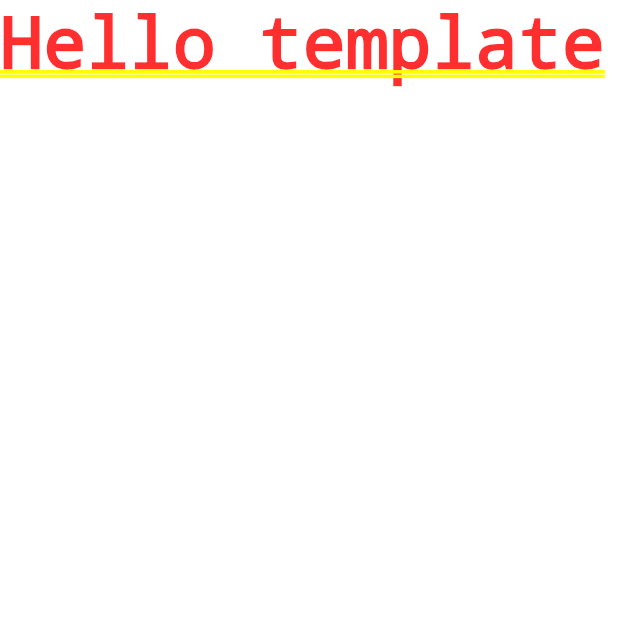
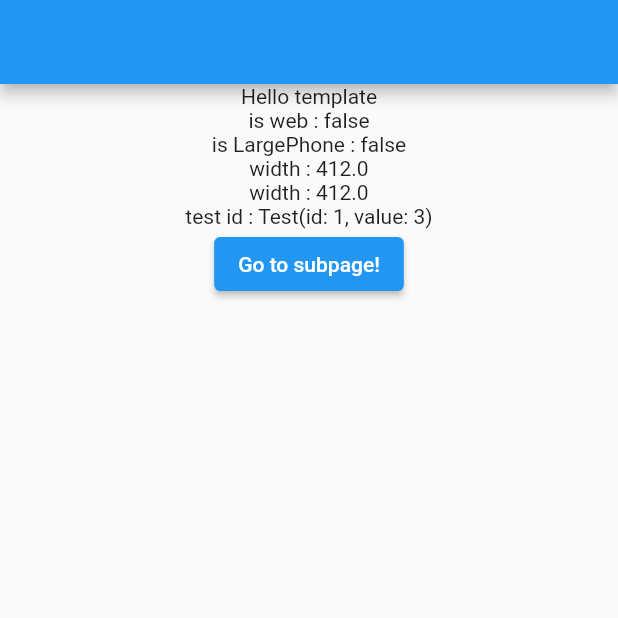
Before and after one commit to KKimj/flutter-template, a Flutter app: the screen it shows after launch, on a phone screen of 412 x 824 dp, the top half of it. Run offline on Flutter 3.47's test engine with Material 2 defaults, Android fonts, the phone set to English and light mode, and no system bars; our stand-ins replace freezed_annotation, get, responsive_builder.

Commit message:
update for Responsive UI by responsive_builder

```diff
--- a/flutter_template_project/lib/core_packages.dart
+++ b/flutter_template_project/lib/core_packages.dart
@@ -1,5 +1,4 @@
 export 'package:get/get.dart';
-export 'package:sized_context/sized_context.dart'; // Shortcut for MediaQuery info, context.sizePx.with, etc
 
 export 'styles.dart';
 export 'themes.dart';
--- a/flutter_template_project/lib/main_scaffold.dart
+++ b/flutter_template_project/lib/main_scaffold.dart
@@ -2,14 +2,20 @@ import 'package:flutter/material.dart';
 import 'package:get/get.dart';
 import 'core_packages.dart';
 import 'views/main_page.dart';
+import 'views/sub_page.dart';
 
 class MainScaffold extends StatelessWidget {
   @override
   Widget build(BuildContext context) {
+    var _getPages = <GetPage>[
+      GetPage(name: '/', page: () => MainPage()),
+      GetPage(name: '/sub', page: () => SubPage()),
+    ];
+
     return GetMaterialApp(
       home: MainPage(),
       theme: null,
-      getPages: null,
+      getPages: _getPages,
     );
   }
 }
--- /dev/null
+++ b/flutter_template_project/lib/models/test_model.dart
@@ -0,0 +1,14 @@
+import 'package:freezed_annotation/freezed_annotation.dart';
+
+part 'test_model.freezed.dart';
+part 'test_model.g.dart';
+
+@freezed
+class Test with _$Test {
+  factory Test({
+    required int id,
+    required int value,
+  }) = _Test;
+
+  factory Test.fromJson(Map<String, dynamic> json) => _$TestFromJson(json);
+}
--- a/flutter_template_project/lib/views/main_page.dart
+++ b/flutter_template_project/lib/views/main_page.dart
@@ -1,10 +1,45 @@
 import 'package:flutter/material.dart';
+import 'package:flutter_template_project/_util/device_info.dart';
+import 'package:flutter_template_project/models/test_model.dart';
+import 'package:get/get.dart';
+
+import 'package:responsive_builder/responsive_builder.dart';
 
 class MainPage extends StatelessWidget {
   @override
   Widget build(BuildContext context) {
-    return Container(
-      child: Text('Hello template'),
+    var status = DeviceOS.isWeb;
+    var isLargePhone = DeviceScreen.isLargePhone(context);
+    num width = DeviceScreen.width(context);
+
+    num width2 = Get.width;
+
+    var test1 = Test(id: 1, value: 3);
+
+    return Scaffold(
+      appBar: AppBar(),
+      body: SafeArea(child: ResponsiveBuilder(
+        builder: (context, sizingInformation) {
+          return Center(
+            child: Column(
+              children: [
+                Text('Hello template'),
+                Text('is web : $status'),
+                Text('is LargePhone : $isLargePhone'),
+                Text('width : $width'),
+                Text('width : $width2'),
+                Text('test id : $test1'),
+                ElevatedButton(
+                  onPressed: () {
+                    Get.toNamed('/sub');
+                  },
+                  child: Text('Go to subpage!'),
+                )
+              ],
+            ),
+          );
+        },
+      )),
     );
   }
 }
```
Also changed, not shown: flutter_template_project/lib/views/sub_page.dart (added, +37 -0 lines), flutter_template_project/pubspec.yaml (+9 -1 lines), flutter_template_project/lib/models/test_model.freezed.dart (added), flutter_template_project/lib/models/test_model.g.dart (added), flutter_template_project/pubspec.lock, 2 other files.
